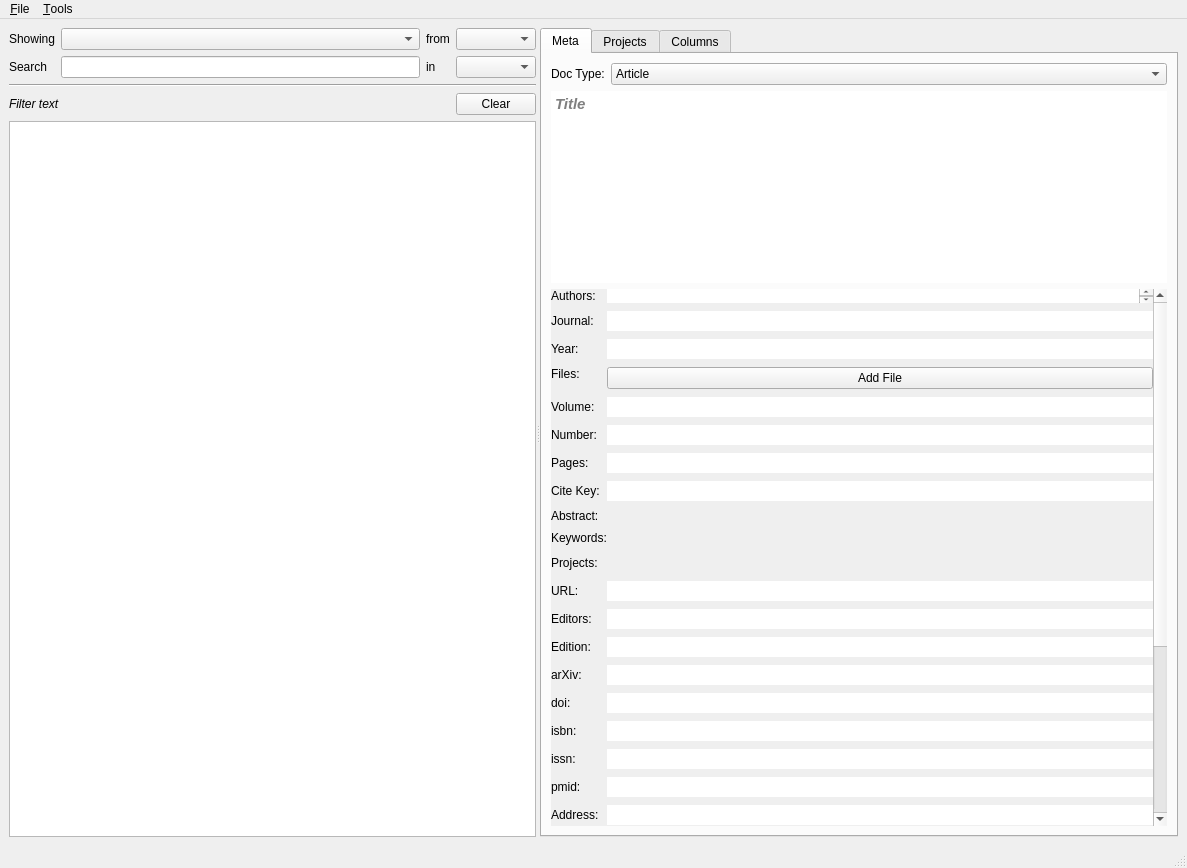
Above: lib/layout_main.ui from elansegarra/ArDa before the change. Below: the same form after it.
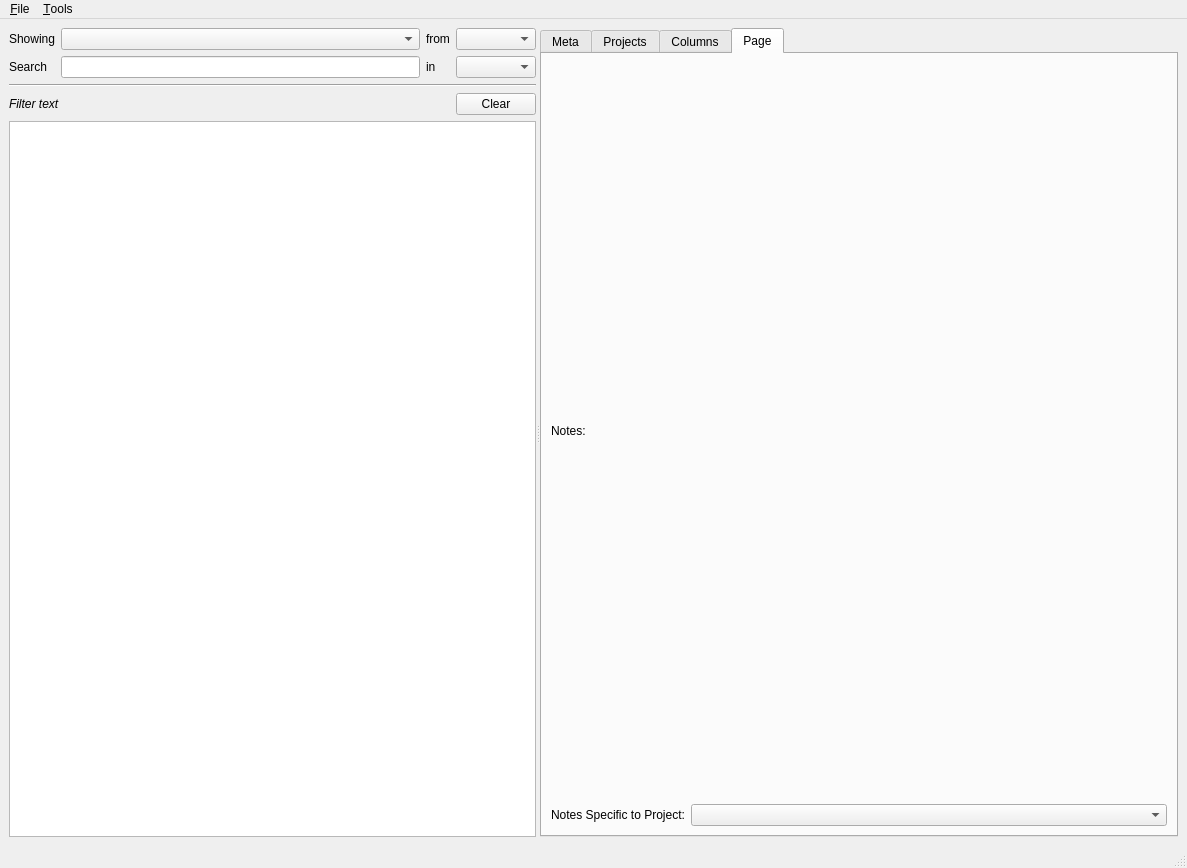
That is the form after the change.

Commit message: Added and connected a note field in an additional tab.

```diff
--- a/lib/layout_main.ui
+++ b/lib/layout_main.ui
@@ -123,7 +123,7 @@
         </size>
        </property>
        <property name="currentIndex">
-        <number>0</number>
+        <number>3</number>
        </property>
        <widget class="QWidget" name="tabSidePanelPage1_2">
         <attribute name="title">
@@ -952,6 +952,41 @@
          </item>
         </layout>
        </widget>
+       <widget class="QWidget" name="tab">
+        <attribute name="title">
+         <string>Page</string>
+        </attribute>
+        <layout class="QVBoxLayout" name="verticalLayout_7">
+         <item>
+          <widget class="QLabel" name="label_Note">
+           <property name="text">
+            <string>Notes:</string>
+           </property>
+          </widget>
+         </item>
+         <item>
+          <layout class="QHBoxLayout" name="horizontalLayout_ProjNotes">
+           <item>
+            <widget class="QLabel" name="label_36">
+             <property name="text">
+              <string>Notes Specific to Project:</string>
+             </property>
+            </widget>
+           </item>
+           <item>
+            <widget class="QComboBox" name="comboBox">
+             <property name="sizePolicy">
+              <sizepolicy hsizetype="Preferred" vsizetype="Fixed">
+               <horstretch>1</horstretch>
+               <verstretch>0</verstretch>
+              </sizepolicy>
+             </property>
+            </widget>
+           </item>
+          </layout>
+         </item>
+        </layout>
+       </widget>
       </widget>
      </widget>
     </item>
```
The commit also changes 2 other files.
